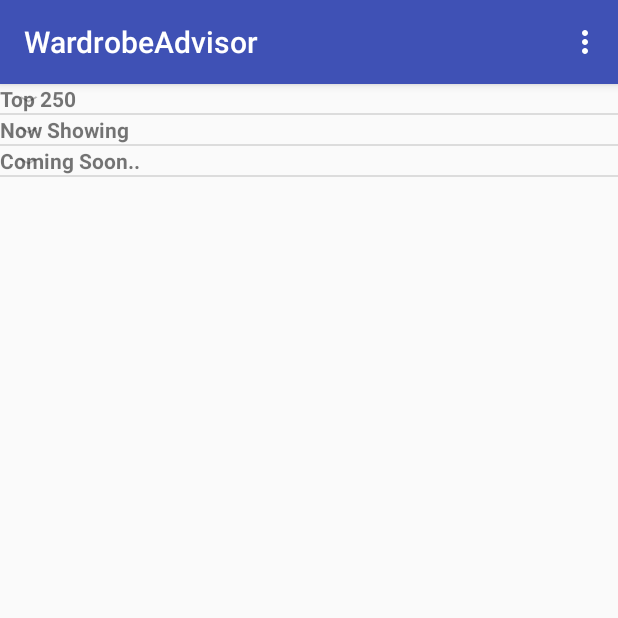
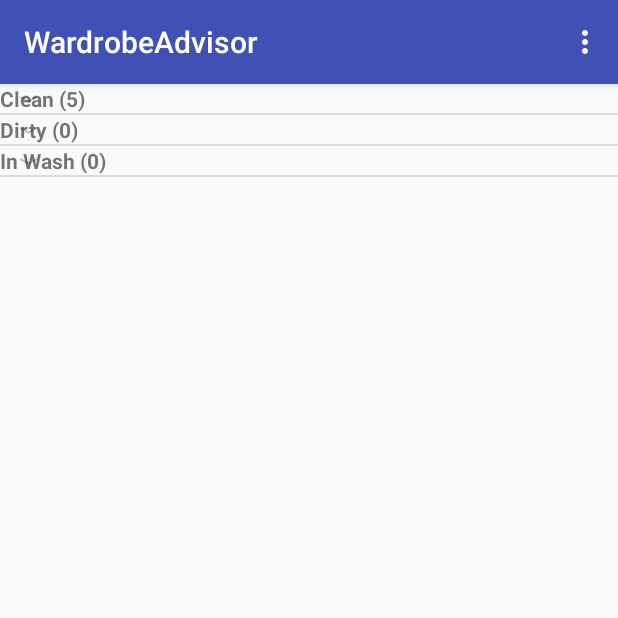
Before and after one commit to mxumichael/WardrobeAdvisor, an Android app: the screen it shows after launch (Home), on a phone screen of 412 x 824 dp, the top half of it. Run offline under Robolectric (Android 15) with nearby library versions, the phone set to English and light mode, and no system bars.

Commit message:
Updating Expand/Collapse views with data; Filters yet to be applied

```diff
--- a/app/src/main/java/com/example/anandchandrasekar/wardrobeadvisor/DBHelper.java
+++ b/app/src/main/java/com/example/anandchandrasekar/wardrobeadvisor/DBHelper.java
@@ -33,7 +33,7 @@ public class DBHelper extends SQLiteOpenHelper {
 
     public ArrayList<ItemFilter> getFiltersOfKind(String kind) {
         SQLiteDatabase db = this.getWritableDatabase();
-        Log.d("", "getting filter of kind "+ kind);
+        Log.d("", "getting filter of kind " + kind);
         return ItemFilterTableHelper.getFiltersOfKind(db, kind);
     }
 
@@ -41,4 +41,9 @@ public class DBHelper extends SQLiteOpenHelper {
         SQLiteDatabase db = this.getReadableDatabase();
         return ItemTableHelper.getItemById(db, id);
     }
+
+    public ArrayList<Item> getItemsByState(Integer state) {
+        SQLiteDatabase db = this.getReadableDatabase();
+        return ItemTableHelper.getItemsByState(db, state);
+    }
 }
--- a/app/src/main/java/com/example/anandchandrasekar/wardrobeadvisor/Home.java
+++ b/app/src/main/java/com/example/anandchandrasekar/wardrobeadvisor/Home.java
@@ -24,6 +24,7 @@ public class Home extends AppCompatActivity {
     ExpandableListView expListView;
     List<String> listDataHeader;
     HashMap<String, List<String>> listDataChild;
+    private DBHelper dbHelper;
 
     @Override
     protected void onCreate(Bundle savedInstanceState) {
@@ -32,6 +33,7 @@ public class Home extends AppCompatActivity {
         Toolbar toolbar = (Toolbar) findViewById(R.id.toolbar);
         setSupportActionBar(toolbar);
 
+        dbHelper = new DBHelper(this);
         setupClothsList();
 
 
@@ -87,42 +89,42 @@ public class Home extends AppCompatActivity {
     * Preparing the list data
     */
     private void prepareListData() {
+
+        ArrayList<Item> cleanItems = dbHelper.getItemsByState(Item.STATE_CLEAN);
+        ArrayList<Item> dirtyItems = dbHelper.getItemsByState(Item.STATE_DIRTY);
+        ArrayList<Item> inWashItems = dbHelper.getItemsByState(Item.STATE_INWASH);
+
+        String cleanStr = "Clean (" + cleanItems.size() + ")";
+        String dirtyStr = "Dirty (" + dirtyItems.size() + ")";
+        String inWashStr = "In Wash (" + inWashItems.size() + ")";
+
         listDataHeader = new ArrayList<String>();
         listDataChild = new HashMap<String, List<String>>();
 
         // Adding child data
-        listDataHeader.add("Top 250");
-        listDataHeader.add("Now Showing");
-        listDataHeader.add("Coming Soon..");
+        listDataHeader.add(cleanStr);
+        listDataHeader.add(dirtyStr);
+        listDataHeader.add(inWashStr);
 
-        // Adding child data
-        List<String> top250 = new ArrayList<String>();
-        top250.add("The Shawshank Redemption");
-        top250.add("The Godfather");
-        top250.add("The Godfather: Part II");
-        top250.add("Pulp Fiction");
-        top250.add("The Good, the Bad and the Ugly");
-        top250.add("The Dark Knight");
-        top250.add("12 Angry Men");
+        ArrayList<String> cleanClothes = new ArrayList<>();
+        ArrayList<String> dirtyClothes = new ArrayList<>();
+        ArrayList<String> inWashClothes = new ArrayList<>();
 
-        List<String> nowShowing = new ArrayList<String>();
-        nowShowing.add("The Conjuring");
-        nowShowing.add("Despicable Me 2");
-        nowShowing.add("Turbo");
-        nowShowing.add("Grown Ups 2");
-        nowShowing.add("Red 2");
-        nowShowing.add("The Wolverine");
+        for (int i = 0; i < cleanItems.size(); i++) {
+            cleanClothes.add(cleanItems.get(i).getName());
+        }
 
-        List<String> comingSoon = new ArrayList<String>();
-        comingSoon.add("2 Guns");
-        comingSoon.add("The Smurfs 2");
-        comingSoon.add("The Spectacular Now");
-        comingSoon.add("The Canyons");
-        comingSoon.add("Europa Report");
+        for (int i = 0; i < dirtyItems.size(); i++) {
+            dirtyClothes.add(dirtyItems.get(i).getName());
+        }
 
-        listDataChild.put(listDataHeader.get(0), top250); // Header, Child data
-        listDataChild.put(listDataHeader.get(1), nowShowing);
-        listDataChild.put(listDataHeader.get(2), comingSoon);
+        for (int i = 0; i < inWashItems.size(); i++) {
+            inWashClothes.add(inWashItems.get(i).getName());
+        }
+
+        listDataChild.put(listDataHeader.get(0), cleanClothes); // Header, Child data
+        listDataChild.put(listDataHeader.get(1), dirtyClothes);
+        listDataChild.put(listDataHeader.get(2), inWashClothes);
     }
 
     private void nfcTest() {
--- a/app/src/main/java/com/example/anandchandrasekar/wardrobeadvisor/Item.java
+++ b/app/src/main/java/com/example/anandchandrasekar/wardrobeadvisor/Item.java
@@ -6,6 +6,10 @@ import java.util.ArrayList;
  * Created by anandchandrasekar on 11/9/15.
  */
 public class Item {
+    public static final int STATE_CLEAN = 0;
+    public static final int STATE_DIRTY = 1;
+    public static final int STATE_INWASH = 2;
+
     private int id;
     private String name;
     private String color;
@@ -15,7 +19,7 @@ public class Item {
     private String brand;
     private String description;
     private String imagePath;
-    private String state;
+    private Integer state;
 
     public Item(int id, String name, String type, String color, String size, String brand, String weather, String description, String image_path) {
         this.id = id;
@@ -27,7 +31,7 @@ public class Item {
         this.weather = weather;
         this.brand = brand;
         this.imagePath = image_path;
-        this.state = "clean";
+        this.state = STATE_CLEAN;
     }
 
     public int getId() {
@@ -78,7 +82,7 @@ public class Item {
         return imagePath;
     }
 
-    public String getState() {
+    public Integer getState() {
         return state;
     }
 
--- a/app/src/main/java/com/example/anandchandrasekar/wardrobeadvisor/ItemTableHelper.java
+++ b/app/src/main/java/com/example/anandchandrasekar/wardrobeadvisor/ItemTableHelper.java
@@ -157,4 +157,8 @@ public class ItemTableHelper {
                 "GROUP BY I.item_id");
     }
 
+    public static ArrayList<Item> getItemsByState(SQLiteDatabase database, Integer state) {
+        ArrayList<Item> list = getItemsWithQuery(database, "select * from " + TABLE_NAME + " where " + COLUMN_STATE + " = " + state);
+        return list;
+    }
 }
--- a/app/src/main/java/com/example/anandchandrasekar/wardrobeadvisor/ViewItemActivity.java
+++ b/app/src/main/java/com/example/anandchandrasekar/wardrobeadvisor/ViewItemActivity.java
@@ -40,7 +40,7 @@ public class ViewItemActivity extends AppCompatActivity {
         textView.setText(item.getType());
 
         textView = (TextView)findViewById(R.id.item_state_text);
-        textView.setText(item.getState());
+        textView.setText(item.getState().toString());
 
         textView = (TextView)findViewById(R.id.item_color_text);
         textView.setText(item.getColor());
--- a/app/src/main/res/layout/Scan_view.xml
+++ b/app/src/main/res/layout/Scan_view.xml
@@ -30,7 +30,7 @@
     </RadioGroup>
 
     <TextView
-        android:id="@+id/nfc_test_title"
+        android:id="@+id/nfc_test_title1"
         android:text="Database call below"
         android:layout_marginTop="20dp"
         android:layout_width="wrap_content"
```
